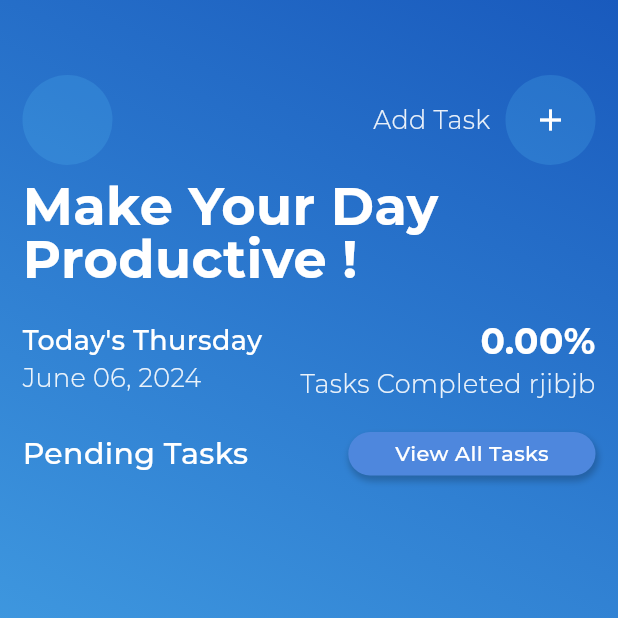
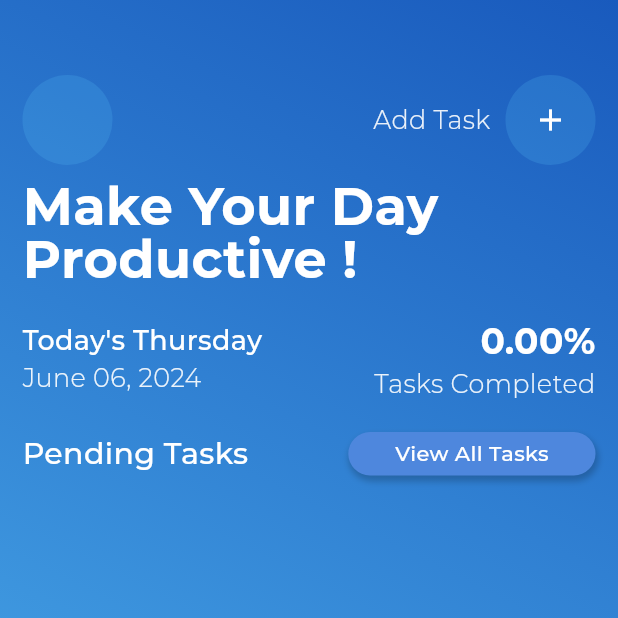
Before and after one commit to mianhusnain1/To_Do, a Flutter app: the screen it shows after launch, on a phone screen of 412 x 824 dp, the top half of it. Run offline on Flutter 3.47's test engine with Material 3 defaults, Android fonts, the phone set to English and light mode, and no system bars; drawn by our look-alikes of lottie; our stand-ins replace flutter_slidable, flutter_spinkit, hive, hive_flutter; accounts and stored records are empty; project files that could hold a hidden picture were left out.

Commit message:
Tasl Model

```diff
--- a/lib/screens/home.dart
+++ b/lib/screens/home.dart
@@ -191,7 +191,7 @@ class _HomeScreenState extends State<HomeScreen> {
                 children: [
                   _buildPercentageWidget(),
                   Text(
-                    "Tasks Completed rjibjb",
+                    "Tasks Completed",
                     style: TextStyle(
                         color: Colors.white.withOpacity(0.9),
                         fontSize: 17,
```
